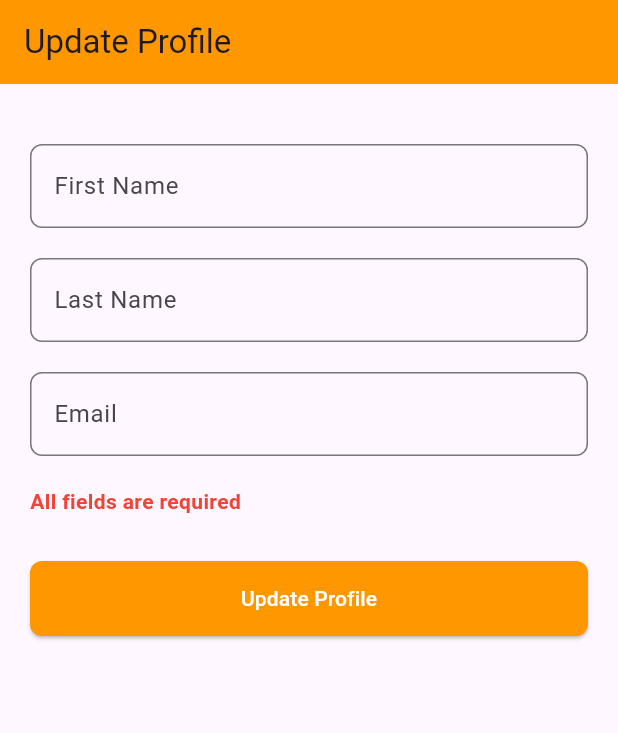
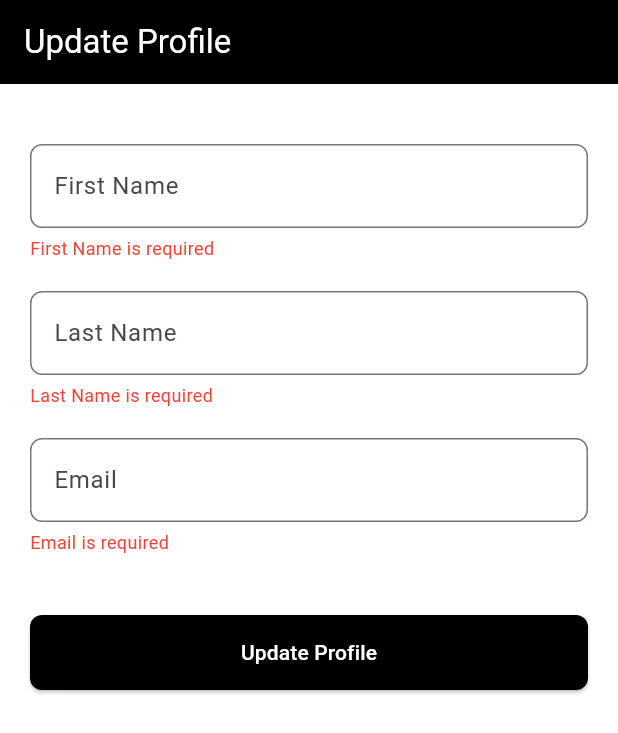
Before and after one commit to Mdkaifee/Glowante_onboarding_latest, a Flutter app: the UpdateUserProfileScreen screen opened directly with empty values, after a tap on "Update Profile", on a phone screen of 412 x 824 dp. Shown: the top 733 px of the screen. Run offline on Flutter 3.47's test engine with Material 3 defaults, Android fonts, the phone set to English and light mode, and no system bars; our stand-ins replace dotted_border, firebase_core, firebase_messaging, flutter_bloc, flutter_dotenv, flutter_local_notifications and 4 more; missing offline and left inert: aws_s3_api, flutter_google_places_sdk; accounts and stored records are empty.

Commit message:
Update profile big fix

```diff
--- a/lib/screens/UpdateProfileScreen.dart
+++ b/lib/screens/UpdateProfileScreen.dart
@@ -1,10 +1,10 @@
 import 'package:flutter/material.dart';
+import 'package:flutter/services.dart'; // Import for FilteringTextInputFormatter
 import 'package:flutter_bloc/flutter_bloc.dart';
-import 'package:bloc_onboarding/bloc/salon/add_salon_cubit.dart';
-import 'package:bloc_onboarding/repositories/salon_repository.dart';
 import '../utils/api_service.dart';
-import '../screens/bottom_nav.dart'; // Import BottomNav for navigation
-import '../screens/add_salon_screen.dart'; // Ensure the correct path
+import '../screens/add_salon_screen.dart'; // Import AddSalonScreen
+import 'package:bloc_onboarding/bloc/salon/add_salon_cubit.dart'; // Import AddSalonCubit
+import 'package:bloc_onboarding/repositories/salon_repository.dart'; // Import SalonRepository
 
 class UpdateUserProfileScreen extends StatefulWidget {
   final String token; // Token passed from OTP verification screen
@@ -21,7 +21,11 @@ class _UpdateUserProfileScreenState extends State<UpdateUserProfileScreen> {
   final TextEditingController firstNameController = TextEditingController();
   final TextEditingController lastNameController = TextEditingController();
   final TextEditingController emailController = TextEditingController();
-  String errorMessage = '';
+
+  String firstNameError = '';
+  String lastNameError = '';
+  String emailError = '';
+
   bool isLoading = false; // Flag to show loader while updating profile
 
   // API service instance
@@ -33,12 +37,35 @@ class _UpdateUserProfileScreenState extends State<UpdateUserProfileScreen> {
     String lastName = lastNameController.text;
     String email = emailController.text;
 
-    if (firstName.isEmpty || lastName.isEmpty || email.isEmpty) {
+    // Reset errors
     setState(() {
-        errorMessage = 'All fields are required';
+      firstNameError = '';
+      lastNameError = '';
+      emailError = '';
     });
-      return;
+
+    // Validate input
+    bool isValid = true;
+    if (firstName.isEmpty) {
+      setState(() {
+        firstNameError = 'First Name is required';
+      });
+      isValid = false;
     }
+    if (lastName.isEmpty) {
+      setState(() {
+        lastNameError = 'Last Name is required';
+      });
+      isValid = false;
+    }
+    if (email.isEmpty) {
+      setState(() {
+        emailError = 'Email is required';
+      });
+      isValid = false;
+    }
+
+    if (!isValid) return; // Don't proceed if validation fails
 
     setState(() {
       isLoading = true;
@@ -52,6 +79,7 @@ class _UpdateUserProfileScreenState extends State<UpdateUserProfileScreen> {
         widget.token,
       );
 
+      // Check for success
       if (response['success'] == true) {
         var userData = response['data'];
         int salonId = userData['salonId'] ?? 0;
@@ -85,13 +113,13 @@ class _UpdateUserProfileScreenState extends State<UpdateUserProfileScreen> {
           ),
         );
       } else {
-        setState(() {
-          errorMessage = response['message'] ?? 'Failed to update profile';
-        });
+        // Handle API response error and show an alert dialog with validation messages
+        List<String> errorMessages = List<String>.from(response['message'] ?? []);
+        _showErrorDialog(errorMessages);
       }
     } catch (e) {
       setState(() {
-        errorMessage = 'Error updating profile: $e';
+        emailError = 'Error updating profile: $e';
       });
     } finally {
       setState(() {
@@ -100,21 +128,45 @@ class _UpdateUserProfileScreenState extends State<UpdateUserProfileScreen> {
     }
   }
 
-  // Helper function to capitalize the first letter of a string
-  String _capitalizeFirstLetter(String text) {
-    if (text.isEmpty) return text;
-    return text[0].toUpperCase() + text.substring(1);
+  // Function to show the error messages in an alert dialog
+  void _showErrorDialog(List<String> errorMessages) {
+    showDialog(
+      context: context,
+      builder: (BuildContext context) {
+        return AlertDialog(
+          title: const Text("Profile Update Failed"),
+          content: Column(
+            mainAxisSize: MainAxisSize.min,
+            children: errorMessages
+                .map((error) => Text(error, style: TextStyle(color: Colors.red)))
+                .toList(),
+          ),
+          actions: [
+            TextButton(
+              onPressed: () {
+                Navigator.of(context).pop();
+              },
+              child: const Text("OK"),
+            ),
+          ],
+        );
+      },
+    );
   }
 
   @override
   Widget build(BuildContext context) {
     return Scaffold(
+      backgroundColor: Colors.white,
       appBar: AppBar(
-        title: Text('Update Profile'),
-        backgroundColor: Colors.orange,
+        title: const Text(
+          'Update Profile',
+          style: TextStyle(color: Colors.white),
+        ),
+        backgroundColor: Colors.black,
         elevation: 0,
       ),
-      body: Padding(
+      body: SingleChildScrollView(  // Wrapping the body in a SingleChildScrollView
         padding: const EdgeInsets.symmetric(horizontal: 20.0, vertical: 30.0),
         child: Column(
           crossAxisAlignment: CrossAxisAlignment.start,
@@ -123,31 +175,23 @@ class _UpdateUserProfileScreenState extends State<UpdateUserProfileScreen> {
               firstNameController,
               'First Name',
               'Enter your first name',
+              'firstName',
+              firstNameError,
             ),
             _buildTextField(
               lastNameController,
               'Last Name',
               'Enter your last name',
+              'lastName',
+              lastNameError,
             ),
-            _buildTextField(emailController, 'Email', 'Enter your email'),
-            if (errorMessage.isNotEmpty) ...[
-              SizedBox(height: 10),
-              Text(
-                errorMessage,
-                style: TextStyle(
-                  color: Colors.red,
-                  fontWeight: FontWeight.bold,
-                ),
-              ),
-            ],
+            _buildTextField(emailController, 'Email', 'Enter your email', 'email', emailError),
             SizedBox(height: 30),
             ElevatedButton(
-              onPressed: isLoading
-                  ? null
-                  : _updateProfile, // Disable button while loading
+              onPressed: isLoading ? null : _updateProfile, // Disable button while loading
               style: ElevatedButton.styleFrom(
                 backgroundColor:
-                    Colors.orange, // Use backgroundColor instead of primary
+                    Colors.black, // Use backgroundColor instead of primary
                 minimumSize: Size(double.infinity, 50),
                 shape: RoundedRectangleBorder(
                   borderRadius: BorderRadius.circular(8),
@@ -162,9 +206,6 @@ class _UpdateUserProfileScreenState extends State<UpdateUserProfileScreen> {
                       style: TextStyle(color: Colors.white),
                     ),
             ),
-            //  SizedBox(height: 20),
-            // // Display the token on the screen
-            // Text('Token: ${widget.token}', style: TextStyle(fontSize: 16, color: Colors.blue)),
           ],
         ),
       ),
@@ -176,23 +217,54 @@ class _UpdateUserProfileScreenState extends State<UpdateUserProfileScreen> {
     TextEditingController controller,
     String label,
     String hint,
+    String fieldType, // to determine the field type for error handling
+    String fieldError, // to handle specific field error message
   ) {
     return Padding(
       padding: const EdgeInsets.symmetric(vertical: 10),
-      child: TextField(
+      child: Column(
+        crossAxisAlignment: CrossAxisAlignment.start,
+        children: [
+          TextField(
             controller: controller,
+            textInputAction: TextInputAction.next,
+            onChanged: (value) {
+              // Clear error when user starts typing
+              setState(() {
+                if (fieldType == 'firstName') firstNameError = '';
+                if (fieldType == 'lastName') lastNameError = '';
+                if (fieldType == 'email') emailError = '';
+              });
+            },
+            inputFormatters: [
+              // Restrict input to alphabet and whitespace only for first/last names
+              if (fieldType != 'email')
+                FilteringTextInputFormatter.allow(RegExp('[a-zA-Z ]')),
+            ],
+            textCapitalization: fieldType == 'email'
+                ? TextCapitalization.none
+                : TextCapitalization.words, // Automatically capitalize for name fields
             decoration: InputDecoration(
               labelText: label,
               hintText: hint,
               border: OutlineInputBorder(
                 borderRadius: BorderRadius.circular(8),
-            borderSide: BorderSide(color: Colors.orange),
+                borderSide: BorderSide(color: Colors.black),
               ),
               focusedBorder: OutlineInputBorder(
                 borderRadius: BorderRadius.circular(8),
-            borderSide: BorderSide(color: Colors.orange),
+                borderSide: BorderSide(color: Colors.black),
               ),
             ),
+          ),
+          if (fieldError.isNotEmpty) ...[
+            SizedBox(height: 5),
+            Text(
+              fieldError,
+              style: TextStyle(color: Colors.red, fontSize: 12),
+            ),
+          ],
+        ],
       ),
     );
   }
```
Also changed, not shown: lib/screens/add_salon_screen.dart (+20 -10 lines), lib/utils/api_service.dart (+19 -3 lines). Lines whose indentation alone changed are shown as unchanged.
